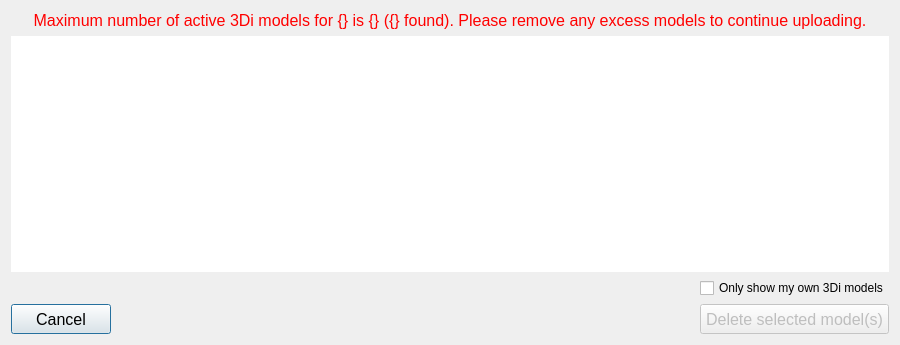
Before: the Qt Designer form rana_qgis_plugin/simulation/upload_wizard/model_deletion.ui in nens/rana-qgis-plugin, drawn with Qt 5.
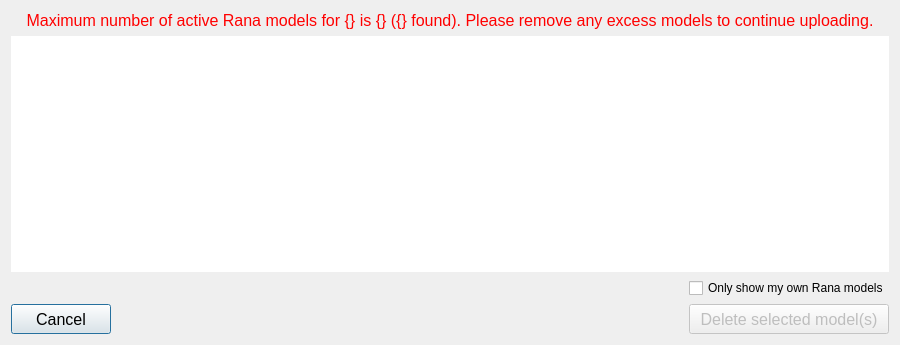
After: the same form once the commit is applied.

Commit message: Replace mentions of 3Di with Rana

The edit to the form file:
```diff
--- a/rana_qgis_plugin/simulation/upload_wizard/model_deletion.ui
+++ b/rana_qgis_plugin/simulation/upload_wizard/model_deletion.ui
@@ -94,7 +94,7 @@
       </font>
      </property>
      <property name="text">
-      <string>&lt;html&gt;&lt;head/&gt;&lt;body&gt;&lt;p align=&quot;center&quot;&gt;&lt;span style=&quot; color:#ff0000;&quot;&gt;Maximum number of active 3Di models for {} is {} ({} found). Please remove any excess models to continue uploading.&lt;/span&gt;&lt;/p&gt;&lt;/body&gt;&lt;/html&gt;</string>
+      <string>&lt;html&gt;&lt;head/&gt;&lt;body&gt;&lt;p align=&quot;center&quot;&gt;&lt;span style=&quot; color:#ff0000;&quot;&gt;Maximum number of active Rana models for {} is {} ({} found). Please remove any excess models to continue uploading.&lt;/span&gt;&lt;/p&gt;&lt;/body&gt;&lt;/html&gt;</string>
      </property>
      <property name="alignment">
       <set>Qt::AlignCenter</set>
@@ -123,7 +123,7 @@
    <item row="2" column="2">
     <widget class="QCheckBox" name="cb_filter">
      <property name="text">
-      <string>Only show my own 3Di models</string>
+      <string>Only show my own Rana models</string>
      </property>
     </widget>
    </item>
```
The commit also changes 12 other files.
